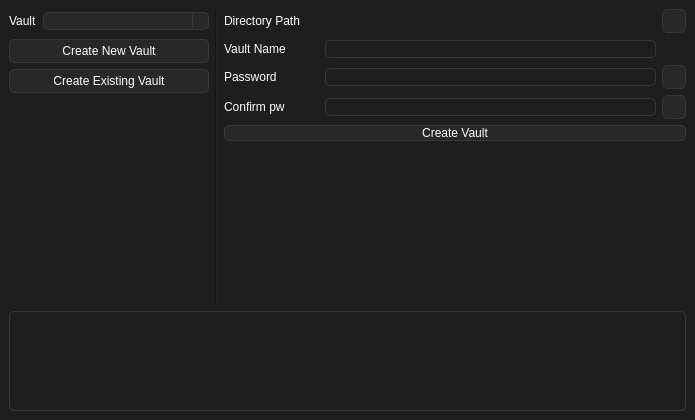
First picture: the form in src/mainwindow.ui, repository Nothing031/Vault, before the edit.
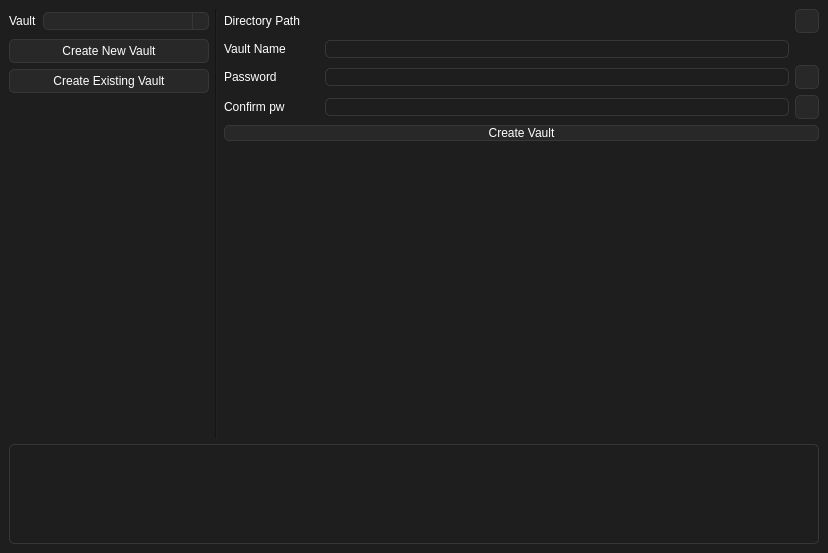
Second picture: the form after the edit. Icons and pictures are not drawn.

```diff
--- a/src/mainwindow.ui
+++ b/src/mainwindow.ui
@@ -6,8 +6,8 @@
    <rect>
     <x>0</x>
     <y>0</y>
-    <width>695</width>
-    <height>420</height>
+    <width>828</width>
+    <height>553</height>
    </rect>
   </property>
   <property name="minimumSize">
@@ -590,8 +590,8 @@
             </item>
             <item>
              <widget class="QLineEdit" name="vault_new_password_lineEdit">
-              <property name="text">
-               <string/>
+              <property name="echoMode">
+               <enum>QLineEdit::EchoMode::Password</enum>
               </property>
              </widget>
             </item>
@@ -810,7 +810,11 @@
              </widget>
             </item>
             <item>
-             <widget class="QLineEdit" name="vault_new_password_confirm_lineEdit"/>
+             <widget class="QLineEdit" name="vault_new_password_confirm_lineEdit">
+              <property name="echoMode">
+               <enum>QLineEdit::EchoMode::Password</enum>
+              </property>
+             </widget>
             </item>
             <item>
              <widget class="QPushButton" name="vault_new_password_confirm_visible_button">
```
